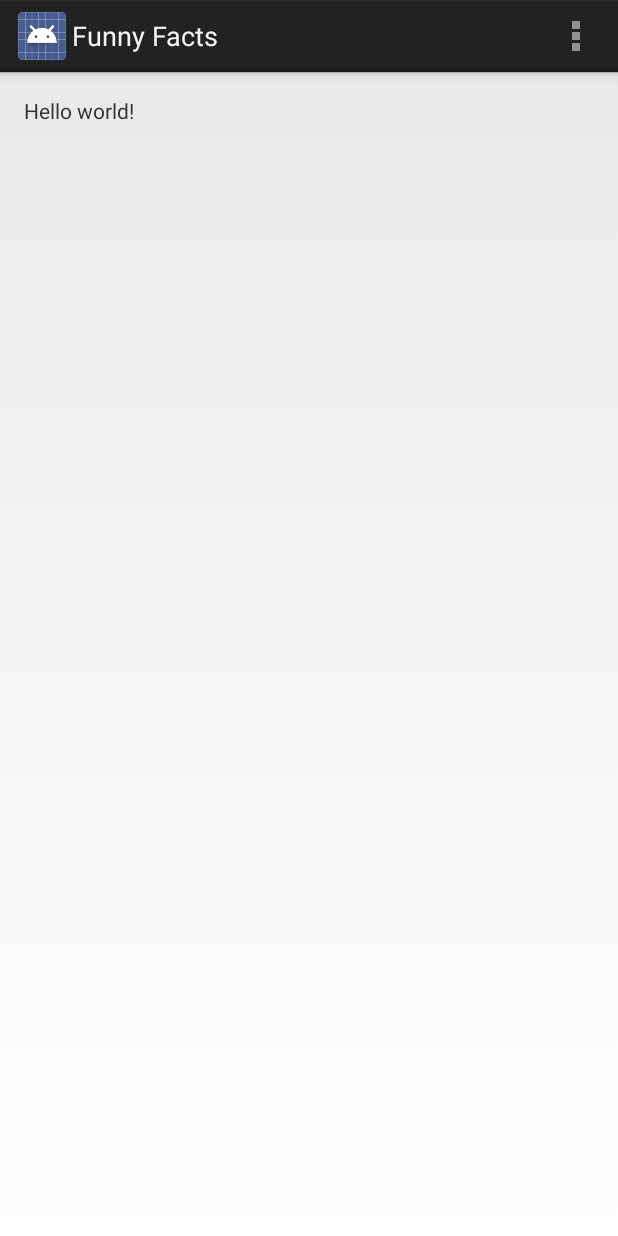
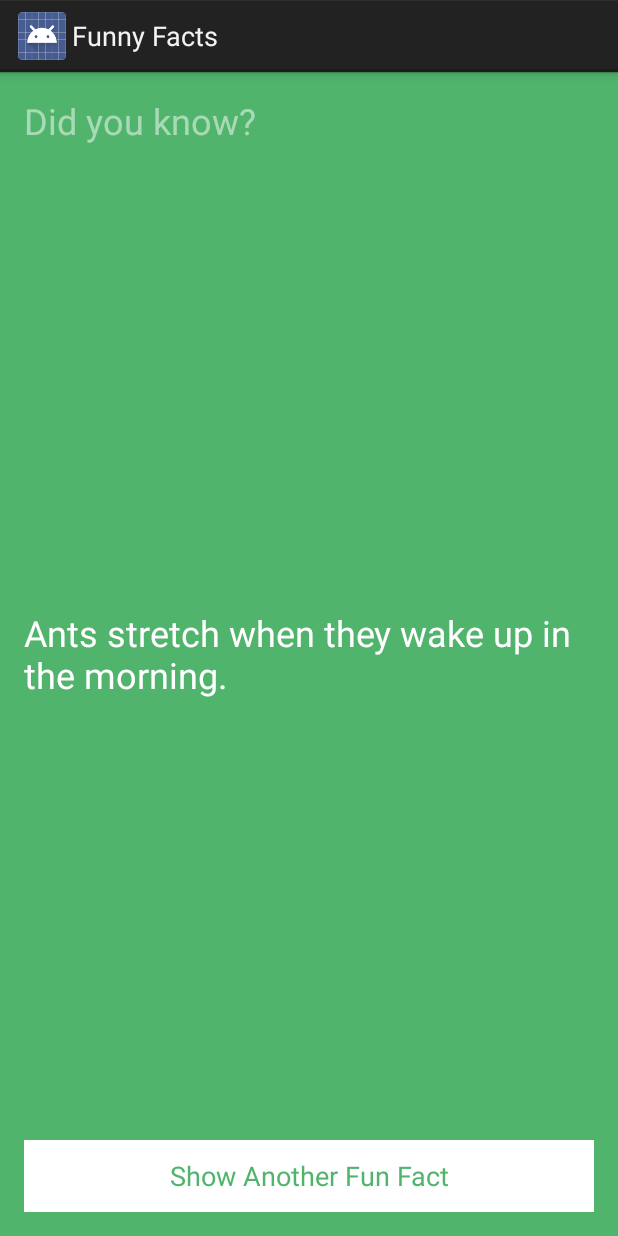
Before and after one commit to dungnt8805/FunnyFactsAndroidApp, an Android app: the screen it shows after launch (MainActivity), on a phone screen of 412 x 824 dp. Run offline under Robolectric (Android 15) with nearby library versions, the phone set to English and light mode, and no system bars.

Commit message:
Root Version Commit

```diff
--- /dev/null
+++ b/app/src/main/java/com/kaptanas/funnyfacts/ColorWheel.java
@@ -0,0 +1,43 @@
+package com.kaptanas.funnyfacts;
+
+import android.graphics.Color;
+
+import java.util.Random;
+
+/**
+ * Created by cnkaptan on 08/31/14.
+ */
+public class ColorWheel {
+
+    // Member variable (properties about the object)
+    public String[] mColors = {
+            "#39add1",
+            "#3079ab",
+            "#c25975",
+            "#e15258",
+            "#f9845b",
+            "#838cc7",
+            "#7d669e",
+            "#53bbb4",
+            "#51b46d",
+            "#e0ab18",
+            "#637a91",
+            "#f092b0",
+            "#b7c0c7"
+    };
+
+    // Method (abilities: things the object can do)
+    public int getColor() {
+
+        String color = "";
+
+        // Randomly select a fact
+        Random randomGenerator = new Random();  // Construct a new Random number generator
+        int randomNumber = randomGenerator.nextInt(mColors.length);
+
+        color = mColors[randomNumber];
+        int colorAsInt = Color.parseColor(color);
+
+        return colorAsInt;
+    }
+}
--- /dev/null
+++ b/app/src/main/java/com/kaptanas/funnyfacts/FactBook.java
@@ -0,0 +1,36 @@
+package com.kaptanas.funnyfacts;
+
+import java.util.Random;
+
+/**
+ * Created by cnkaptan on 08/24/14.
+ */
+public class FactBook {
+
+    // Member variable (properties about the object)
+    public String[] mFacts = {
+            "Ants stretch when they wake up in the morning.",
+            "Ostriches can run faster than horses.",
+            "Olympic gold medals are actually made mostly of silver.",
+            "You are born with 300 bones; by the time you are an adult you will have 206.",
+            "It takes about 8 minutes for light from the Sun to reach Earth.",
+            "Some bamboo plants can grow almost a meter in just one day.",
+            "The state of Florida is bigger than England.",
+            "Some penguins can leap 2-3 meters out of the water.",
+            "On average, it takes 66 days to form a new habit.",
+            "Mammoths still walked the earth when the Great Pyramid was being built." };
+
+    // Method (abilities: things the object can do)
+    public String getFact() {
+
+        String fact = "";
+
+        // Randomly select a fact
+        Random randomGenerator = new Random();  // Construct a new Random number generator
+        int randomNumber = randomGenerator.nextInt(mFacts.length);
+
+        fact = mFacts[randomNumber];
+
+        return fact;
+    }
+}
--- a/app/src/main/java/com/kaptanas/funnyfacts/MainActivity.java
+++ b/app/src/main/java/com/kaptanas/funnyfacts/MainActivity.java
@@ -2,35 +2,45 @@ package com.kaptanas.funnyfacts;
 
 import android.app.Activity;
 import android.os.Bundle;
-import android.view.Menu;
-import android.view.MenuItem;
+import android.util.Log;
+import android.view.View;
+import android.widget.Button;
+import android.widget.RelativeLayout;
+import android.widget.TextView;
 
 
 public class MainActivity extends Activity {
+
+    public static final String TAG = MainActivity.class.getSimpleName();
+
+    private FactBook mFactBook = new FactBook();
+    private ColorWheel mColorWheel = new ColorWheel();
 
     @Override
     protected void onCreate(Bundle savedInstanceState) {
         super.onCreate(savedInstanceState);
         setContentView(R.layout.activity_main);
-    }
 
+        // Declare our View variables and assign the the Views from the layout file
+        final TextView factLabel = (TextView) findViewById(R.id.factTextView);
+        final Button showFactButton = (Button) findViewById(R.id.showFactButton);
+        final RelativeLayout relativeLayout = (RelativeLayout) findViewById(R.id.relativeLayout);
 
-    @Override
-    public boolean onCreateOptionsMenu(Menu menu) {
-        // Inflate the menu; this adds items to the action bar if it is present.
-        getMenuInflater().inflate(R.menu.main, menu);
-        return true;
-    }
+        View.OnClickListener listener = new View.OnClickListener() {
+            @Override
+            public void onClick(View view) {
+                String fact = mFactBook.getFact();
+                // Update the label with our dynamic fact
+                factLabel.setText(fact);
 
-    @Override
-    public boolean onOptionsItemSelected(MenuItem item) {
-        // Handle action bar item clicks here. The action bar will
-        // automatically handle clicks on the Home/Up button, so long
-        // as you specify a parent activity in AndroidManifest.xml.
-        int id = item.getItemId();
-        if (id == R.id.action_settings) {
-            return true;
-        }
-        return super.onOptionsItemSelected(item);
+                int color = mColorWheel.getColor();
+                relativeLayout.setBackgroundColor(color);
+                showFactButton.setTextColor(color);
+            }
+        };
+        showFactButton.setOnClickListener(listener);
+
+        //Toast.makeText(this, "Yay! Our Activity was created!", Toast.LENGTH_LONG).show();
+        Log.d(TAG, "We're logging from the onCreate() method!");
     }
 }
--- a/app/src/main/res/layout/activity_main.xml
+++ b/app/src/main/res/layout/activity_main.xml
@@ -6,11 +6,36 @@
     android:paddingRight="@dimen/activity_horizontal_margin"
     android:paddingTop="@dimen/activity_vertical_margin"
     android:paddingBottom="@dimen/activity_vertical_margin"
-    tools:context=".MainActivity">
+    tools:context=".FunFactsActivity"
+    android:background="#ff51b46d"
+    android:id="@+id/relativeLayout">
 
     <TextView
-        android:text="@string/hello_world"
+        android:text="Did you know?"
         android:layout_width="wrap_content"
-        android:layout_height="wrap_content" />
+        android:layout_height="wrap_content"
+        android:textSize="24sp"
+        android:textColor="#80ffffff" />
+
+    <TextView
+        android:layout_width="wrap_content"
+        android:layout_height="wrap_content"
+        android:text="Ants stretch when they wake up in the morning."
+        android:id="@+id/factTextView"
+        android:layout_centerVertical="true"
+        android:layout_alignParentLeft="true"
+        android:layout_alignParentStart="true"
+        android:textSize="24sp"
+        android:textColor="@android:color/white" />
+
+    <Button
+        android:layout_width="match_parent"
+        android:layout_height="wrap_content"
+        android:text="Show Another Fun Fact"
+        android:id="@+id/showFactButton"
+        android:layout_alignParentBottom="true"
+        android:layout_centerHorizontal="true"
+        android:background="@android:color/white"
+        android:textColor="#ff51b46d" />
 
 </RelativeLayout>
```
